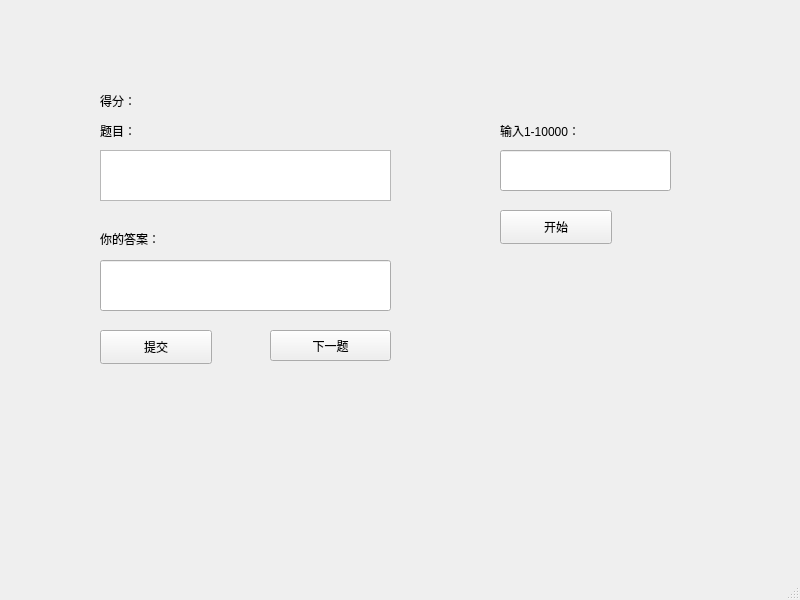
Old version of the form Pupil_Cal/pupil_app.ui in the repository Mazeqi/Pupil_Cal_Qt.
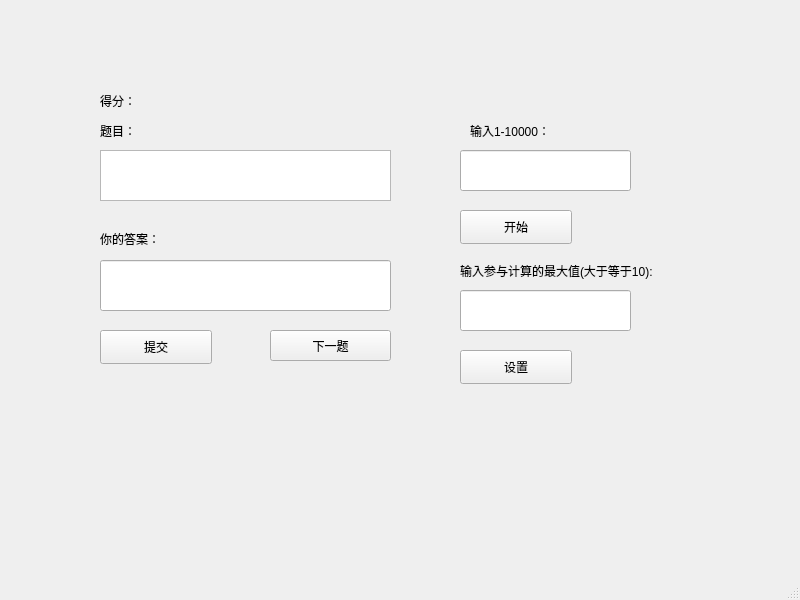
New version of the form.

What changed in the file:
```diff
--- a/Pupil_Cal/pupil_app.ui
+++ b/Pupil_Cal/pupil_app.ui
@@ -40,7 +40,7 @@
    <widget class="QPushButton" name="Ques_Start_Button">
     <property name="geometry">
      <rect>
-      <x>500</x>
+      <x>460</x>
       <y>210</y>
       <width>112</width>
       <height>34</height>
@@ -53,7 +53,7 @@
    <widget class="QLabel" name="label">
     <property name="geometry">
      <rect>
-      <x>500</x>
+      <x>470</x>
       <y>120</y>
       <width>181</width>
       <height>21</height>
@@ -79,7 +79,7 @@
    <widget class="QLineEdit" name="Ques_Total_Text">
     <property name="geometry">
      <rect>
-      <x>500</x>
+      <x>460</x>
       <y>150</y>
       <width>171</width>
       <height>41</height>
@@ -148,6 +148,42 @@
      <string>得分：</string>
     </property>
    </widget>
+   <widget class="QLineEdit" name="Ques_Cal_Max_Num_Text">
+    <property name="geometry">
+     <rect>
+      <x>460</x>
+      <y>290</y>
+      <width>171</width>
+      <height>41</height>
+     </rect>
+    </property>
+   </widget>
+   <widget class="QLabel" name="Ques_Set_Cal_Max_Num_Label">
+    <property name="geometry">
+     <rect>
+      <x>460</x>
+      <y>261</y>
+      <width>301</width>
+      <height>20</height>
+     </rect>
+    </property>
+    <property name="text">
+     <string>输入参与计算的最大值(大于等于10):</string>
+    </property>
+   </widget>
+   <widget class="QPushButton" name="Ques_Cal_Max_Num_Button">
+    <property name="geometry">
+     <rect>
+      <x>460</x>
+      <y>350</y>
+      <width>112</width>
+      <height>34</height>
+     </rect>
+    </property>
+    <property name="text">
+     <string>设置</string>
+    </property>
+   </widget>
   </widget>
   <widget class="QMenuBar" name="menubar">
    <property name="geometry">
```
Left out of the diff: 2 changed lines with no effect on the pictures.
